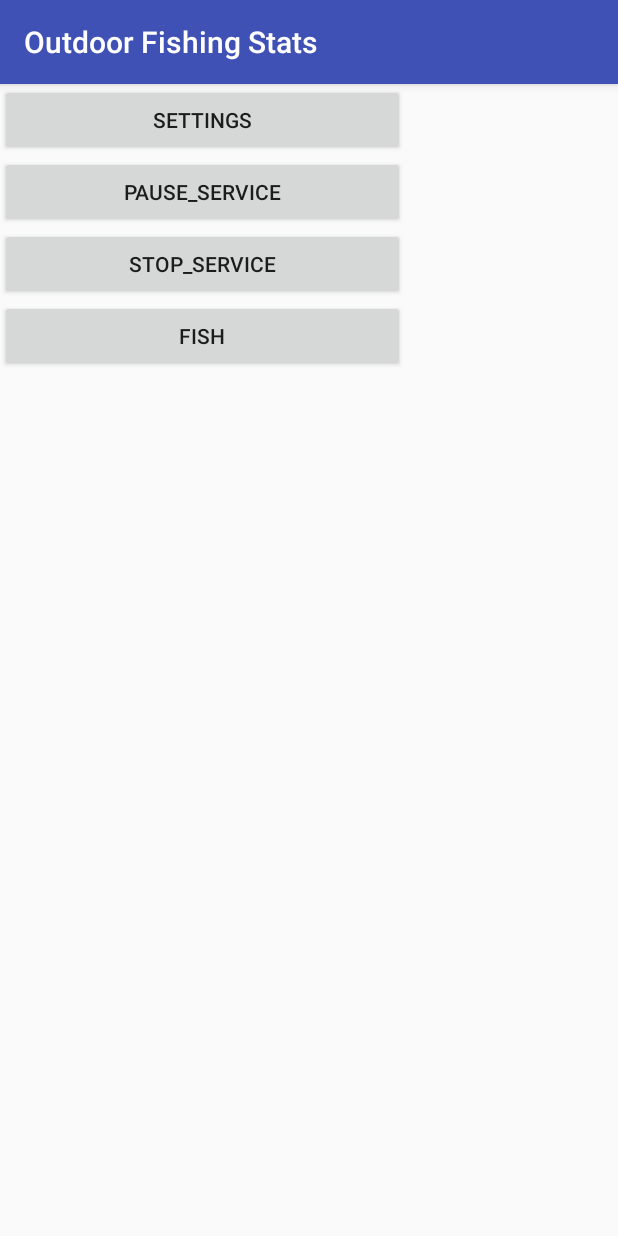
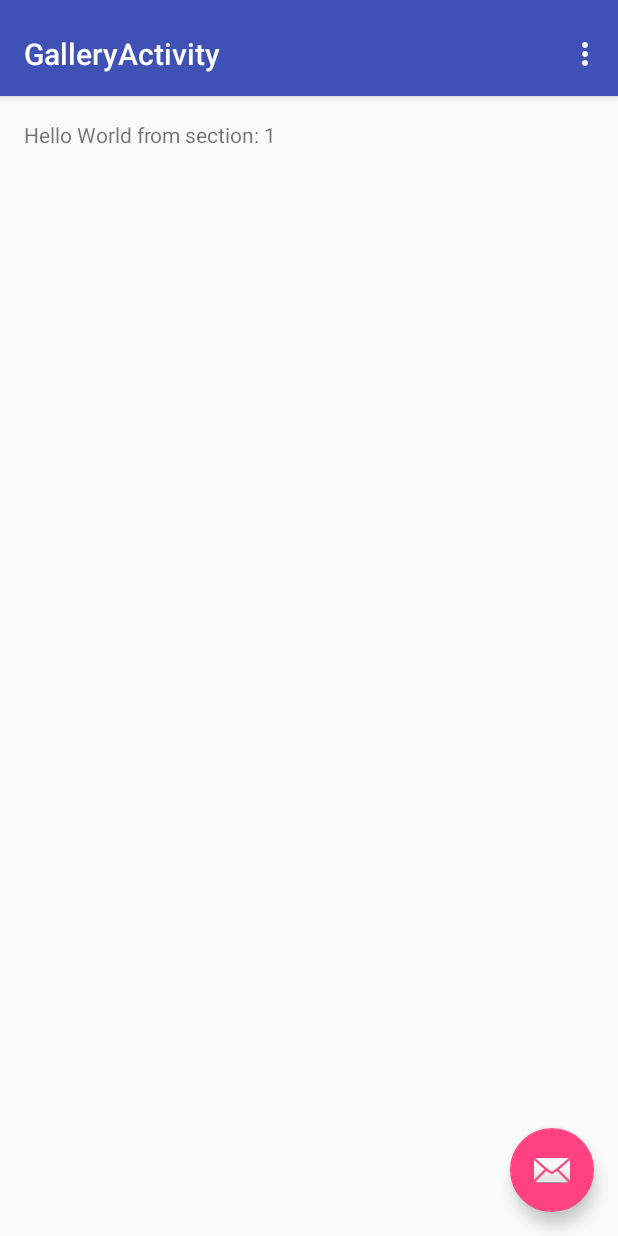
Before and after one commit to 3324fr/android, an Android app: the screen it shows after launch (MainActivity before the commit, GalleryActivity after it), after a tap on "STOP_SERVICE", on a phone screen of 412 x 824 dp. Run offline under Robolectric (Android 15) with nearby library versions, the phone set to English and light mode, and no system bars.

Commit message:
add dimen

```diff
--- a/app/src/main/java/inf8405/outdoorfishingstats/FishEntry.java
+++ b/app/src/main/java/inf8405/outdoorfishingstats/FishEntry.java
@@ -12,6 +12,5 @@ public class FishEntry {
     public float latitude;
     public float longitude;
     public int pressure;
-    public String time;
 
 }
--- a/app/src/main/java/inf8405/outdoorfishingstats/GalleryActivity.java
+++ b/app/src/main/java/inf8405/outdoorfishingstats/GalleryActivity.java
@@ -85,8 +85,40 @@ public class GalleryActivity extends AppCompatActivity {
         return super.onOptionsItemSelected(item);
     }
 
+    /**
+     * A placeholder fragment containing a simple view.
+     */
+    public static class PlaceholderFragment extends Fragment {
+        /**
+         * The fragment argument representing the section number for this
+         * fragment.
+         */
+        private static final String ARG_SECTION_NUMBER = "section_number";
 
+        public PlaceholderFragment() {
+        }
 
+        /**
+         * Returns a new instance of this fragment for the given section
+         * number.
+         */
+        public static PlaceholderFragment newInstance(int sectionNumber) {
+            PlaceholderFragment fragment = new PlaceholderFragment();
+            Bundle args = new Bundle();
+            args.putInt(ARG_SECTION_NUMBER, sectionNumber);
+            fragment.setArguments(args);
+            return fragment;
+        }
+
+        @Override
+        public View onCreateView(LayoutInflater inflater, ViewGroup container,
+                                 Bundle savedInstanceState) {
+            View rootView = inflater.inflate(R.layout.fragment_gallery, container, false);
+            TextView textView = (TextView) rootView.findViewById(R.id.section_label);
+            textView.setText(getString(R.string.section_format, getArguments().getInt(ARG_SECTION_NUMBER)));
+            return rootView;
+        }
+    }
 
     /**
      * A {@link FragmentPagerAdapter} that returns a fragment corresponding to
@@ -124,39 +156,4 @@ public class GalleryActivity extends AppCompatActivity {
             return null;
         }
     }
-
-    /**
-     * A placeholder fragment containing a simple view.
-     */
-    public static class PlaceholderFragment extends Fragment {
-        /**
-         * The fragment argument representing the section number for this
-         * fragment.
-         */
-        private static final String ARG_SECTION_NUMBER = "section_number";
-
-        /**
-         * Returns a new instance of this fragment for the given section
-         * number.
-         */
-        public static PlaceholderFragment newInstance(int sectionNumber) {
-            PlaceholderFragment fragment = new PlaceholderFragment();
-            Bundle args = new Bundle();
-            args.putInt(ARG_SECTION_NUMBER, sectionNumber);
-            fragment.setArguments(args);
-            return fragment;
 }
-
-        public PlaceholderFragment() {
-        }
-
-        @Override
-        public View onCreateView(LayoutInflater inflater, ViewGroup container,
-                Bundle savedInstanceState) {
-            View rootView = inflater.inflate(R.layout.fragment_gallery, container, false);
-            TextView textView = (TextView) rootView.findViewById(R.id.section_label);
-            textView.setText(getString(R.string.section_format, getArguments().getInt(ARG_SECTION_NUMBER)));
-            return rootView;
-        }
-    }
-}
--- a/app/src/main/java/inf8405/outdoorfishingstats/MainActivity.java
+++ b/app/src/main/java/inf8405/outdoorfishingstats/MainActivity.java
@@ -32,7 +32,7 @@ public class MainActivity extends AppCompatActivity {
     }
 
     public void scrolling(View view){
-        Intent intent = new Intent(this, ScrollingActivity.class);
+        Intent intent = new Intent(this, GalleryActivity.class);
         startActivity(intent);
     }
 
--- a/app/src/main/res/layout/activity_gallery.xml
+++ b/app/src/main/res/layout/activity_gallery.xml
@@ -1,7 +1,7 @@
 <?xml version="1.0" encoding="utf-8"?>
 <android.support.design.widget.CoordinatorLayout xmlns:android="http://schemas.android.com/apk/res/android"
+    xmlns:app="http://schemas.android.com/apk/res-auto"
     xmlns:tools="http://schemas.android.com/tools"
-    xmlns:app="http://schemas.android.com/apk/res-auto"
     android:id="@+id/main_content"
     android:layout_width="match_parent"
     android:layout_height="match_parent"
@@ -20,8 +20,8 @@
             android:layout_width="match_parent"
             android:layout_height="?attr/actionBarSize"
             android:background="?attr/colorPrimary"
-            app:popupTheme="@style/AppTheme.PopupOverlay"
-            app:layout_scrollFlags="scroll|enterAlways">
+            app:layout_scrollFlags="scroll|enterAlways"
+            app:popupTheme="@style/AppTheme.PopupOverlay">
 
         </android.support.v7.widget.Toolbar>
 
@@ -31,7 +31,7 @@
         android:id="@+id/container"
         android:layout_width="match_parent"
         android:layout_height="match_parent"
-        app:layout_behavior="@string/appbar_scrolling_view_behavior"/>
+        app:layout_behavior="@string/appbar_scrolling_view_behavior" />
 
     <android.support.design.widget.FloatingActionButton
         android:id="@+id/fab"
--- a/app/src/main/res/layout/fragment_gallery.xml
+++ b/app/src/main/res/layout/fragment_gallery.xml
@@ -2,10 +2,10 @@
     xmlns:tools="http://schemas.android.com/tools"
     android:layout_width="match_parent"
     android:layout_height="match_parent"
+    android:paddingBottom="@dimen/activity_vertical_margin"
     android:paddingLeft="@dimen/activity_horizontal_margin"
     android:paddingRight="@dimen/activity_horizontal_margin"
     android:paddingTop="@dimen/activity_vertical_margin"
-    android:paddingBottom="@dimen/activity_vertical_margin"
     tools:context="inf8405.outdoorfishingstats.GalleryActivity$PlaceholderFragment">
 
     <TextView
--- a/app/src/main/res/menu/menu_gallery.xml
+++ b/app/src/main/res/menu/menu_gallery.xml
@@ -1,9 +1,10 @@
 <menu xmlns:android="http://schemas.android.com/apk/res/android"
     xmlns:app="http://schemas.android.com/apk/res-auto"
     xmlns:tools="http://schemas.android.com/tools"
-    tools:context="inf8405.outdoorfishingstats.GalleryActivity" >
-    <item android:id="@+id/action_settings"
+    tools:context="inf8405.outdoorfishingstats.GalleryActivity">
+    <item
+        android:id="@+id/action_settings"
+        android:orderInCategory="100"
         android:title="@string/action_settings"
-        android:orderInCategory="100"
         app:showAsAction="never" />
 </menu>
--- a/app/src/main/res/values/dimens.xml
+++ b/app/src/main/res/values/dimens.xml
@@ -2,4 +2,8 @@
     <dimen name="app_bar_height">180dp</dimen>
     <dimen name="fab_margin">16dp</dimen>
     <dimen name="text_margin">16dp</dimen>
+    <!-- Default screen margins, per the Android Design guidelines. -->
+    <dimen name="activity_horizontal_margin">16dp</dimen>
+    <dimen name="activity_vertical_margin">16dp</dimen>
+    <dimen name="appbar_padding_top">8dp</dimen>
 </resources>
--- a/app/src/main/res/values/strings.xml
+++ b/app/src/main/res/values/strings.xml
@@ -175,6 +175,8 @@
     <string name="contact">Contact</string>
 
     <string name="name_missing">Please enter a nameM</string>
+    <string name="title_activity_gallery">GalleryActivity</string>
+    <string name="section_format">Hello World from section: %1$d</string>
 
 
 </resources>
```
Also changed, not shown: app/src/main/AndroidManifest.xml (+6 -4 lines). Lines whose indentation alone changed are shown as unchanged.
